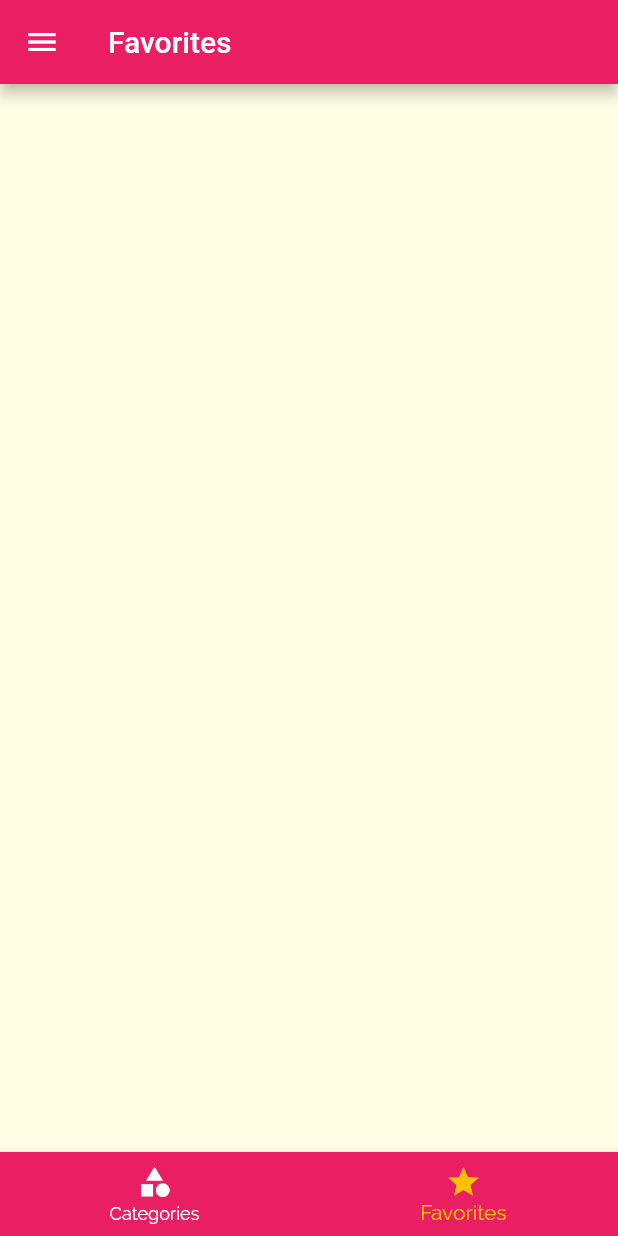
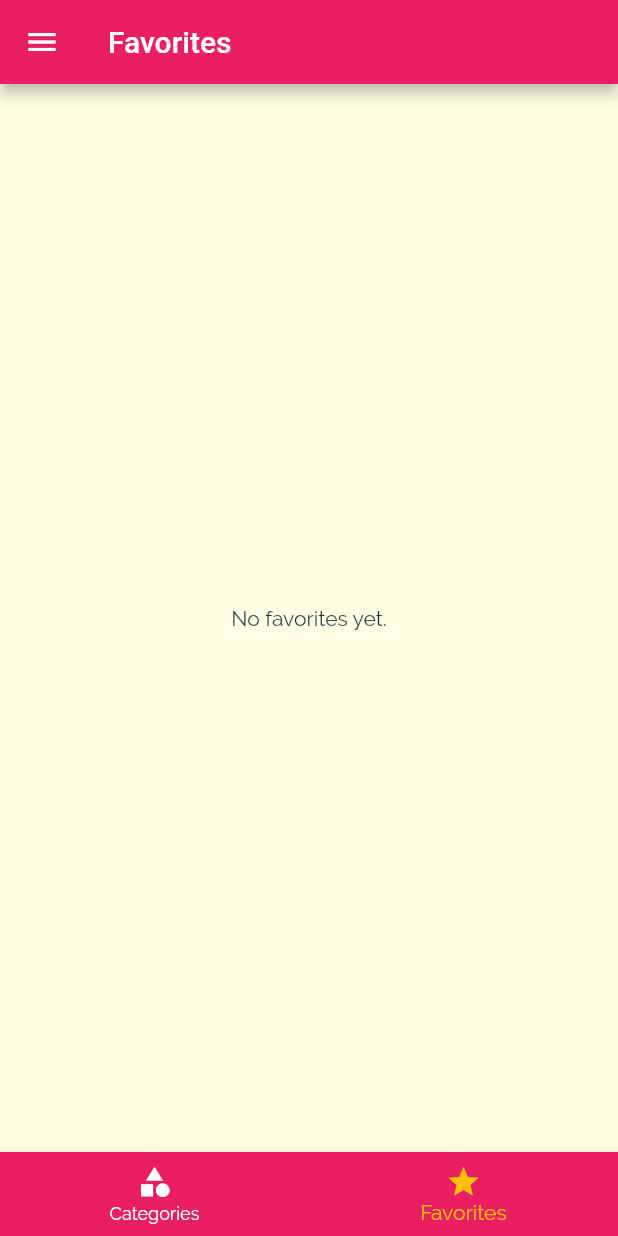
Before and after one commit to RCK-DEV/meals_app, a Flutter app: the screen it shows after launch, item 2 of the bottom bar chosen, on a phone screen of 412 x 824 dp. Run offline on Flutter 3.47's test engine with Material 2 defaults, Android fonts, the phone set to English and light mode, and no system bars.

Commit message:
favorite meals feature

```diff
--- a/lib/main.dart
+++ b/lib/main.dart
@@ -1,13 +1,10 @@
 import 'package:flutter/material.dart';
 import 'package:collection/collection.dart';
 
-import 'package:meals_app/screens/categories_meals_screen.dart';
-import 'package:meals_app/screens/filters_screen.dart';
-import 'package:meals_app/screens/meal_detail_screen.dart';
-import 'package:meals_app/screens/tabs_screen.dart';
-
-import './screens/categories_screen.dart';
 import './screens/categories_meals_screen.dart';
+import './screens/filters_screen.dart';
+import './screens/meal_detail_screen.dart';
+import './screens/tabs_screen.dart';
 import './models/filter.dart';
 import './dummy_data.dart';
 import './models/meal.dart';
@@ -28,6 +25,7 @@ class _MyAppState extends State<MyApp> {
   ];
 
   List<Meal> _availableMeals = DUMMY_MEALS;
+  List<Meal> _favoriteMeals = [];
 
   void _setFilters(List<Filter> filterData) {
     setState(() {
@@ -53,6 +51,22 @@ class _MyAppState extends State<MyApp> {
     });
   }
 
+  void _toggleFavorite(Meal meal) {
+    setState(() {
+      final existingIndex =
+          _favoriteMeals.indexWhere((favoriteMeal) => favoriteMeal.title == meal.title);
+      if (existingIndex >= 0) {
+        _favoriteMeals.removeAt(existingIndex);
+      } else {
+        _favoriteMeals.add(meal);
+      }
+    });
+  }
+
+  bool _isMealFavorite(Meal meal) {
+    return _favoriteMeals.any((favoriteMeal) => favoriteMeal.title == meal.title);
+  }
+
   @override
   Widget build(BuildContext context) {
     return MaterialApp(
@@ -75,14 +89,14 @@ class _MyAppState extends State<MyApp> {
           colorScheme:
               ColorScheme.fromSwatch(primarySwatch: Colors.pink).copyWith(secondary: Colors.amber)),
       routes: {
-        TabsScreen.routeName: (context) => TabsScreen(),
+        TabsScreen.routeName: (context) => TabsScreen(_favoriteMeals),
         CategoriesMealsScreen.routeName: (context) => CategoriesMealsScreen(_availableMeals),
-        MealDetailScreen.routeName: (context) => MealDetailScreen(),
+        MealDetailScreen.routeName: (context) => MealDetailScreen(_toggleFavorite, _isMealFavorite),
         FiltersScreen.routeName: (context) => FiltersScreen(_setFilters, filters),
       },
       onUnknownRoute: (settings) {
         return MaterialPageRoute(builder: (context) {
-          return TabsScreen();
+          return TabsScreen(_favoriteMeals);
         });
       },
     );
--- a/lib/screens/categories_meals_screen.dart
+++ b/lib/screens/categories_meals_screen.dart
@@ -35,7 +35,6 @@ class _CategoriesMealsScreenState extends State<CategoriesMealsScreen> {
     super.didChangeDependencies();
 
     if (_loadedInitData) return;
-    var routeArgs = (ModalRoute.of(context).settings.arguments as Map<String, MealCategory>);
     category = (ModalRoute.of(context).settings.arguments as Map<String, MealCategory>)['category'];
     _availableMeals =
         _availableMeals.where((meal) => meal.categories.contains(category.id)).toList();
--- a/lib/screens/favorites_screen.dart
+++ b/lib/screens/favorites_screen.dart
@@ -1,8 +1,44 @@
 import 'package:flutter/material.dart';
 
-class FavoritesScreen extends StatelessWidget {
+import '../models/meal.dart';
+import '../widgets/meal_item.dart';
+
+class FavoritesScreen extends StatefulWidget {
+  final List<Meal> _favoriteMeals;
+  const FavoritesScreen(this._favoriteMeals);
+
+  @override
+  State<FavoritesScreen> createState() => _FavoritesScreenState();
+}
+
+class _FavoritesScreenState extends State<FavoritesScreen> {
+  List<Meal> _favoriteMeals;
+
+  @override
+  void initState() {
+    super.initState();
+    _favoriteMeals = widget._favoriteMeals;
+  }
+
   @override
   Widget build(BuildContext context) {
-    return Container();
+    if (_favoriteMeals.isEmpty) {
+      return Center(
+        child: Text('No favorites yet.'),
+      );
+    } else {
+      return ListView.builder(
+        itemCount: _favoriteMeals.length,
+        itemBuilder: ((context, index) {
+          return MealItem(meal: _favoriteMeals[index], updateHandler: updateFavoriteMealsHandler);
+        }),
+      );
+    }
+  }
+
+  void updateFavoriteMealsHandler() {
+    setState(() {
+      _favoriteMeals = widget._favoriteMeals;
+    });
   }
 }
--- a/lib/screens/tabs_screen.dart
+++ b/lib/screens/tabs_screen.dart
@@ -3,19 +3,30 @@ import 'package:meals_app/screens/categories_screen.dart';
 import 'package:meals_app/screens/favorites_screen.dart';
 import 'package:meals_app/widgets/main_drawer.dart';
 
+import '../models/meal.dart';
+
 class TabsScreen extends StatefulWidget {
   static const routeName = '/';
+  final List<Meal> favoriteMeals;
+
+  const TabsScreen(this.favoriteMeals);
 
   @override
   State<TabsScreen> createState() => _TabsScreenState();
 }
 
 class _TabsScreenState extends State<TabsScreen> {
-  final List<Map<String, dynamic>> _pages = [
-    {'page': CategoriesScreen(), 'title': 'Categories'},
-    {'page': FavoritesScreen(), 'title': 'Favorites'}
-  ];
+  List<Map<String, dynamic>> _pages;
   int _selectedPageIndex = 0;
+
+  @override
+  void initState() {
+    super.initState();
+    _pages = [
+      {'page': CategoriesScreen(), 'title': 'Categories'},
+      {'page': FavoritesScreen(widget.favoriteMeals), 'title': 'Favorites'}
+    ];
+  }
 
   void _selectPage(int index) => setState(() => _selectedPageIndex = index);
 
```
Also changed, not shown: lib/screens/meal_detail_screen.dart (+7 -2 lines), lib/widgets/meal_item.dart (+6 -4 lines), 1 other file.
